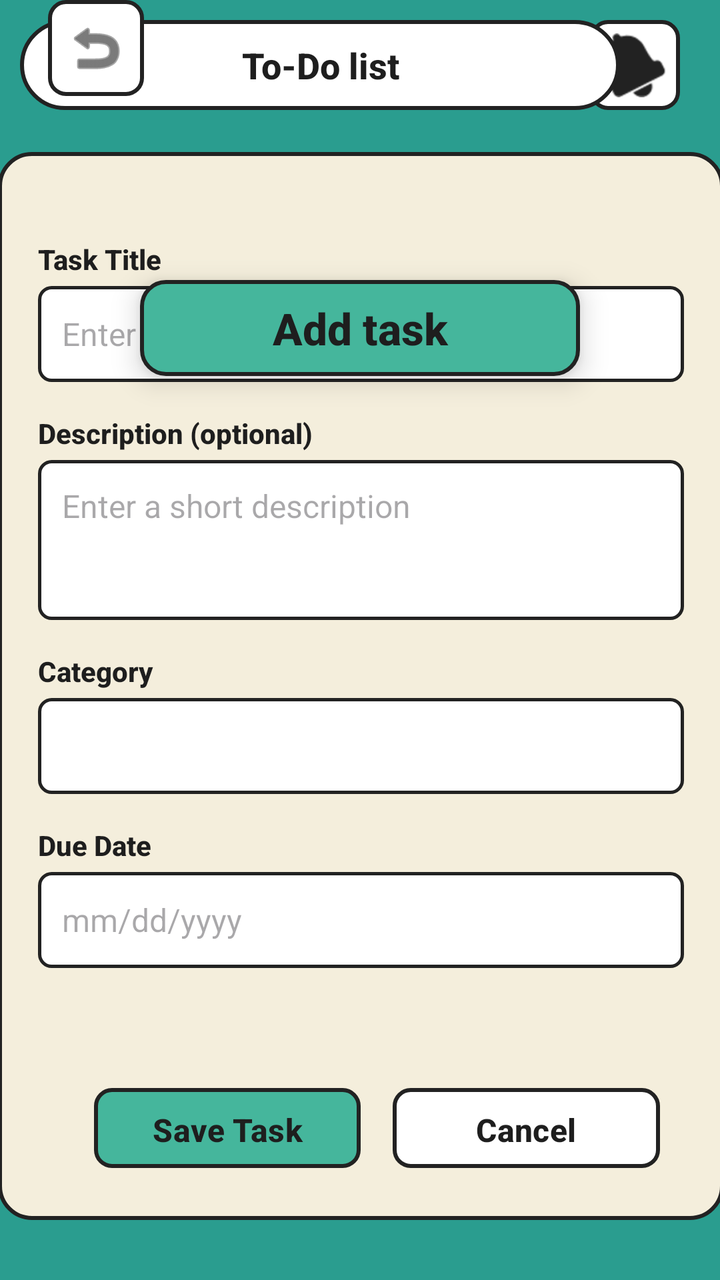
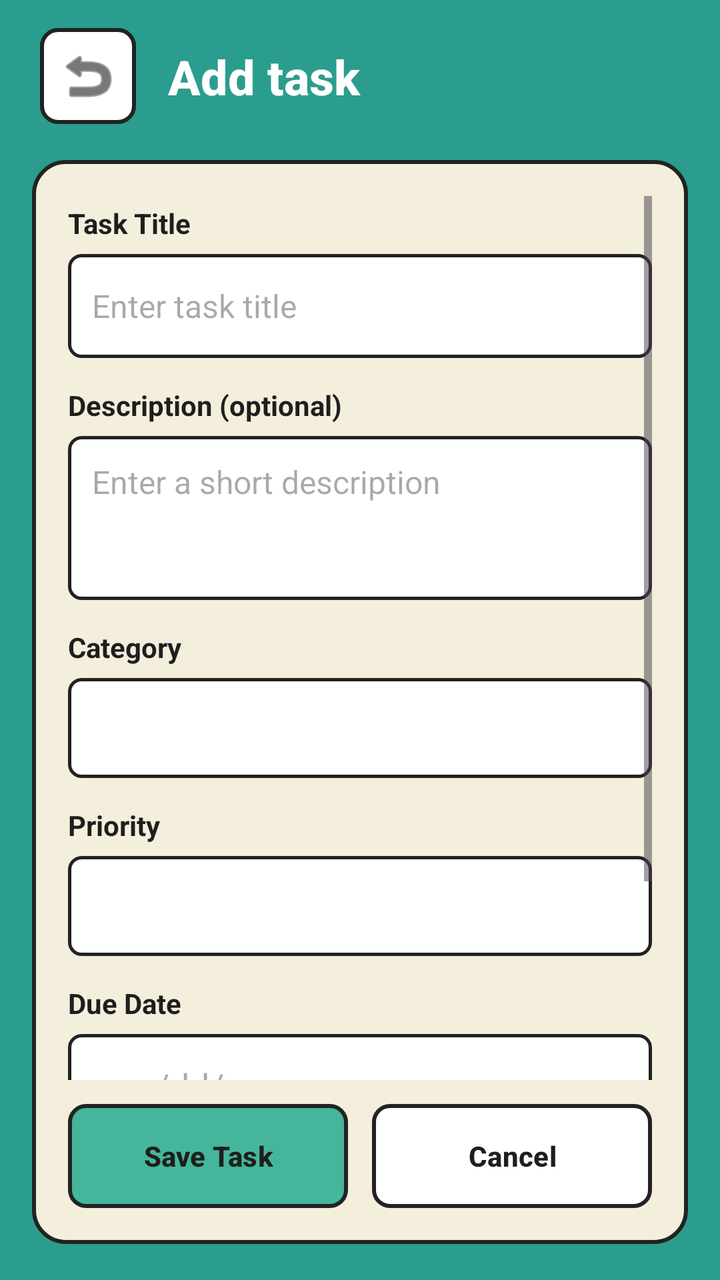

Screens rendered from an Android XML layout before and after an edit, with the pre-edit source and the edit as a unified diff.
<!-- AndroidManifest.xml: application theme Theme.ApplicationProject -->
<!-- res/layout/activity_add_task.xml -->
<?xml version="1.0" encoding="utf-8"?>
<androidx.constraintlayout.widget.ConstraintLayout xmlns:android="http://schemas.android.com/apk/res/android"
    xmlns:app="http://schemas.android.com/apk/res-auto"
    xmlns:tools="http://schemas.android.com/tools"
    android:id="@+id/main"
    android:layout_width="match_parent"
    android:layout_height="match_parent"
    android:background="@color/app_teal"
    tools:context=".AddTaskActivity">

    

    

    

    
    <ImageButton
        android:id="@+id/btnNotification"
        android:layout_width="45dp"
        android:layout_height="45dp"
        android:layout_marginTop="10dp"
        android:layout_marginEnd="20dp"
        android:background="@drawable/bg_button_white"
        android:contentDescription="@string/notifications1"
        android:src="@android:drawable/ic_popup_reminder"
        app:layout_constraintEnd_toEndOf="parent"
        app:layout_constraintTop_toTopOf="parent"
        app:tint="@color/border_dark"
        tools:ignore="TouchTargetSizeCheck" />

    <TextView
        android:layout_width="300dp"
        android:layout_height="45dp"
        android:layout_marginStart="10dp"
        android:layout_marginTop="10dp"
        android:layout_weight="1"
        android:background="@drawable/bg_pill_white"
        android:fontFamily="sans-serif-medium"
        android:gravity="center"
        android:text="@string/to_do_list1"
        android:textColor="@color/text_dark"
        android:textSize="18sp"
        android:textStyle="bold"
        app:layout_constraintStart_toStartOf="parent"
        app:layout_constraintTop_toTopOf="parent" />

    <ImageButton
        android:id="@+id/btnBack"
        android:layout_width="48dp"
        android:layout_height="48dp"
        android:layout_marginStart="24dp"
        android:background="@drawable/bg_button_white"
        android:contentDescription="@string/back"
        android:src="@android:drawable/ic_menu_revert"
        app:layout_constraintStart_toStartOf="parent"
        app:tint="@color/border_dark"
        tools:layout_editor_absoluteY="80dp"
        tools:ignore="MissingConstraints" />

    <TextView
        android:id="@+id/tvCategoryHeader"
        android:layout_width="220dp"
        android:layout_height="48dp"
        android:layout_marginTop="140dp"
        android:background="@drawable/bg_header_teal"
        android:elevation="4dp"
        android:fontFamily="sans-serif-medium"
        android:gravity="center"
        android:text="@string/add_task1"
        android:textColor="@color/text_dark"
        android:textSize="22sp"
        android:textStyle="bold"
        android:translationZ="4dp"
        app:layout_constraintEnd_toEndOf="parent"
        app:layout_constraintStart_toStartOf="parent"
        app:layout_constraintTop_toTopOf="parent" />

    <androidx.constraintlayout.widget.ConstraintLayout
        android:id="@+id/mainCard"
        android:layout_width="363dp"
        android:layout_height="534dp"
        android:layout_marginBottom="30dp"
        android:background="@drawable/bg_card_cream"
        android:paddingHorizontal="20dp"
        android:paddingTop="36dp"
        android:paddingBottom="20dp"
        app:layout_constraintBottom_toBottomOf="parent"
        app:layout_constraintEnd_toEndOf="parent"
        app:layout_constraintStart_toStartOf="parent">

        <ScrollView
            android:layout_width="0dp"
            android:layout_height="0dp"
            android:layout_marginBottom="12dp"
            android:fillViewport="true"
            app:layout_constraintBottom_toTopOf="@id/layoutButtons"
            app:layout_constraintEnd_toEndOf="parent"
            app:layout_constraintStart_toStartOf="parent"
            app:layout_constraintTop_toTopOf="parent">

            <LinearLayout
                style="?android:attr/buttonBarStyle"
                android:layout_width="match_parent"
                android:layout_height="wrap_content"
                android:orientation="vertical"
                android:paddingTop="8dp"
                android:paddingBottom="8dp">

                
                <TextView
                    android:layout_width="wrap_content"
                    android:layout_height="wrap_content"
                    android:fontFamily="sans-serif-medium"
                    android:text="@string/task_title"
                    android:textColor="@color/text_dark"
                    android:textSize="14sp"
                    android:textStyle="bold" />

                <EditText
                    android:id="@+id/etTaskTitle"
                    android:layout_width="match_parent"
                    android:layout_height="48dp"
                    android:layout_marginTop="4dp"
                    android:layout_marginBottom="16dp"
                    android:autofillHints="name"
                    android:background="@drawable/bg_edit_text"
                    android:fontFamily="sans-serif"
                    android:hint="@string/enter_task_title"
                    android:inputType="text"
                    android:paddingHorizontal="12dp"
                    android:textColor="@color/text_dark"
                    android:textSize="16sp"
                    tools:ignore="VisualLintTextFieldSize" />

                
                <TextView
                    android:layout_width="wrap_content"
                    android:layout_height="wrap_content"
                    android:fontFamily="sans-serif-medium"
                    android:text="@string/description_optional"
                    android:textColor="@color/text_dark"
                    android:textSize="14sp"
                    android:textStyle="bold" />

                <EditText
                    android:id="@+id/etDescription"
                    android:layout_width="match_parent"
                    android:layout_height="80dp"
                    android:layout_marginTop="4dp"
                    android:layout_marginBottom="16dp"
                    android:autofillHints="name"
                    android:background="@drawable/bg_edit_text"
                    android:fontFamily="sans-serif"
                    android:gravity="top|start"
                    android:hint="@string/enter_a_short_description"
                    android:inputType="textMultiLine"
                    android:padding="12dp"
                    android:textColor="@color/text_dark"
                    android:textSize="16sp"
                    tools:ignore="VisualLintTextFieldSize" />

                
                <TextView
                    android:layout_width="wrap_content"
                    android:layout_height="wrap_content"
                    android:fontFamily="sans-serif-medium"
                    android:text="@string/category"
                    android:textColor="@color/text_dark"
                    android:textSize="14sp"
                    android:textStyle="bold" />

                <Spinner
                    android:id="@+id/spinnerCategory"
                    android:layout_width="match_parent"
                    android:layout_height="48dp"
                    android:layout_marginTop="4dp"
                    android:layout_marginBottom="16dp"
                    android:background="@drawable/bg_edit_text" />

                
                <TextView
                    android:layout_width="wrap_content"
                    android:layout_height="wrap_content"
                    android:fontFamily="sans-serif-medium"
                    android:text="@string/due_date1"
                    android:textColor="@color/text_dark"
                    android:textSize="14sp"
                    android:textStyle="bold" />

                <EditText
                    android:id="@+id/etDueDate"
                    android:layout_width="match_parent"
                    android:layout_height="48dp"
                    android:layout_marginTop="4dp"
                    android:autofillHints="date"
                    android:background="@drawable/bg_edit_text"
                    android:fontFamily="sans-serif"
                    android:hint="@string/mm_dd_yyyy"
                    android:inputType="date"
                    android:paddingHorizontal="12dp"
                    android:textColor="@color/text_dark"
                    android:textSize="16sp"
                    tools:ignore="VisualLintTextFieldSize" />

            </LinearLayout>
        </ScrollView>

        
        <LinearLayout
            android:id="@+id/layoutButtons"
            style="?android:attr/buttonBarButtonStyle"
            android:layout_width="0dp"
            android:layout_height="52dp"
            android:orientation="horizontal"
            app:layout_constraintBottom_toBottomOf="parent"
            app:layout_constraintEnd_toEndOf="parent"
            app:layout_constraintStart_toStartOf="parent">

            <Button
                android:id="@+id/btnSaveTask"
                style="?android:attr/buttonBarButtonStyle"
                android:layout_width="0dp"
                android:layout_height="match_parent"
                android:layout_marginEnd="8dp"
                android:layout_weight="1"
                android:background="@drawable/bg_button_teal"
                android:fontFamily="sans-serif-medium"
                android:text="@string/save_task"
                android:textColor="@color/text_dark"
                android:textSize="16sp"
                android:textStyle="bold"
                app:backgroundTint="@null"
                tools:ignore="TouchTargetSizeCheck,VisualLintButtonSize" />

            <Button
                android:id="@+id/btnCancel"
                style="?android:attr/buttonBarButtonStyle"
                android:layout_width="0dp"
                android:layout_height="match_parent"
                android:layout_marginStart="8dp"
                android:layout_weight="1"
                android:background="@drawable/bg_button_white"
                android:fontFamily="sans-serif-medium"
                android:text="@string/cancel"
                android:textColor="@color/text_dark"
                android:textSize="16sp"
                android:textStyle="bold"
                app:backgroundTint="@null"
                tools:ignore="TouchTargetSizeCheck,VisualLintButtonSize" />

        </LinearLayout>

    </androidx.constraintlayout.widget.ConstraintLayout>

</androidx.constraintlayout.widget.ConstraintLayout>
<!-- resources referenced by this layout -->
<resources>
  <color name="app_teal">#2A9D8F</color>
  <color name="border_dark">#222222</color>
  <color name="text_dark">#1E1E1E</color>
  <!-- drawable bg_button_teal (drawable) -->
  <?xml version="1.0" encoding="utf-8"?>
  <shape xmlns:android="http://schemas.android.com/apk/res/android"
      android:shape="rectangle">
      <solid android:color="@color/header_teal" />
      <stroke android:width="2dp" android:color="@color/border_dark" />
      <corners android:radius="8dp" />
  </shape>
  <!-- drawable bg_button_white (drawable) -->
  <?xml version="1.0" encoding="utf-8"?>
  <shape xmlns:android="http://schemas.android.com/apk/res/android"
      android:shape="rectangle">
      <solid android:color="@color/white" />
      <stroke android:width="2dp" android:color="@color/border_dark" />
      <corners android:radius="8dp" />
  </shape>
  <!-- drawable bg_card_cream (drawable) -->
  <?xml version="1.0" encoding="utf-8"?>
  <shape xmlns:android="http://schemas.android.com/apk/res/android"
      android:shape="rectangle">
      <solid android:color="@color/card_cream" />
      <stroke android:width="2dp" android:color="@color/border_dark" />
      <corners android:radius="16dp" />
  </shape>
  <!-- drawable bg_edit_text (drawable) -->
  <?xml version="1.0" encoding="utf-8"?>
  <shape xmlns:android="http://schemas.android.com/apk/res/android"
      android:shape="rectangle">
      <solid android:color="@color/white" />
      <stroke android:width="1.5dp" android:color="@color/border_dark" />
      <corners android:radius="6dp" />
  </shape>
  <!-- drawable bg_header_teal (drawable) -->
  <?xml version="1.0" encoding="utf-8"?>
  <shape xmlns:android="http://schemas.android.com/apk/res/android"
      android:shape="rectangle">
      <solid android:color="@color/header_teal" />
      <stroke android:width="2dp" android:color="@color/border_dark" />
      <corners android:radius="12dp" />
  </shape>
  <!-- drawable bg_pill_white (drawable) -->
  <?xml version="1.0" encoding="utf-8"?>
  <shape xmlns:android="http://schemas.android.com/apk/res/android"
      android:shape="rectangle">
      <solid android:color="@color/white" />
      <stroke android:width="2dp" android:color="@color/border_dark" />
      <corners android:radius="30dp" />
  </shape>
  <string name="add_task1">Add task</string>
  <string name="back">Back</string>
  <string name="cancel">Cancel</string>
  <string name="category">Category</string>
  <string name="description_optional">Description (optional)</string>
  <string name="due_date1">Due Date</string>
  <string name="enter_a_short_description">Enter a short description</string>
  <string name="enter_task_title">Enter task title</string>
  <string name="mm_dd_yyyy">mm/dd/yyyy</string>
  <string name="notifications1">Notifications</string>
  <string name="save_task">Save Task</string>
  <string name="task_title">Task Title</string>
  <string name="to_do_list1">To-Do list</string>
  <style name="Theme.ApplicationProject" parent="Base.Theme.ApplicationProject" />
  <color name="header_teal">#45B69C</color>
  <color name="white">#FFFFFFFF</color>
  <color name="card_cream">#F4EEDC</color>
  <style name="Base.Theme.ApplicationProject" parent="Theme.Material3.DayNight.NoActionBar">
          
          
      </style>
</resources>

<!-- the commit's change to res/layout/activity_add_task.xml (unified diff, before → after) -->
@@ -8,86 +8,49 @@
     android:background="@color/app_teal"
     tools:context=".AddTaskActivity">
 
-    
-
-    
-
-    
-
-    
-    <ImageButton
-        android:id="@+id/btnNotification"
-        android:layout_width="45dp"
-        android:layout_height="45dp"
-        android:layout_marginTop="10dp"
-        android:layout_marginEnd="20dp"
-        android:background="@drawable/bg_button_white"
-        android:contentDescription="@string/notifications1"
-        android:src="@android:drawable/ic_popup_reminder"
-        app:layout_constraintEnd_toEndOf="parent"
-        app:layout_constraintTop_toTopOf="parent"
-        app:tint="@color/border_dark"
-        tools:ignore="TouchTargetSizeCheck" />
-
-    <TextView
-        android:layout_width="300dp"
-        android:layout_height="45dp"
-        android:layout_marginStart="10dp"
-        android:layout_marginTop="10dp"
-        android:layout_weight="1"
-        android:background="@drawable/bg_pill_white"
-        android:fontFamily="sans-serif-medium"
-        android:gravity="center"
-        android:text="@string/to_do_list1"
-        android:textColor="@color/text_dark"
-        android:textSize="18sp"
-        android:textStyle="bold"
-        app:layout_constraintStart_toStartOf="parent"
-        app:layout_constraintTop_toTopOf="parent" />
-
     <ImageButton
         android:id="@+id/btnBack"
         android:layout_width="48dp"
         android:layout_height="48dp"
-        android:layout_marginStart="24dp"
+        android:layout_marginStart="20dp"
+        android:layout_marginTop="14dp"
         android:background="@drawable/bg_button_white"
         android:contentDescription="@string/back"
         android:src="@android:drawable/ic_menu_revert"
         app:layout_constraintStart_toStartOf="parent"
-        app:tint="@color/border_dark"
-        tools:layout_editor_absoluteY="80dp"
-        tools:ignore="MissingConstraints" />
+        app:layout_constraintTop_toTopOf="parent"
+        app:tint="@color/text_dark" />
 
     <TextView
-        android:id="@+id/tvCategoryHeader"
-        android:layout_width="220dp"
-        android:layout_height="48dp"
-        android:layout_marginTop="140dp"
-        android:background="@drawable/bg_header_teal"
-        android:elevation="4dp"
+        android:id="@+id/tvAddTaskTitle"
+        android:layout_width="0dp"
+        android:layout_height="wrap_content"
+        android:layout_marginStart="16dp"
+        android:layout_marginEnd="20dp"
         android:fontFamily="sans-serif-medium"
-        android:gravity="center"
         android:text="@string/add_task1"
-        android:textColor="@color/text_dark"
-        android:textSize="22sp"
+        android:textColor="@color/white"
+        android:textSize="24sp"
         android:textStyle="bold"
-        android:translationZ="4dp"
+        app:layout_constraintBottom_toBottomOf="@id/btnBack"
+        app:layout_constraintEnd_toEndOf="parent"
+        app:layout_constraintStart_toEndOf="@id/btnBack"
+        app:layout_constraintTop_toTopOf="@id/btnBack" />
+
+    <androidx.constraintlayout.widget.ConstraintLayout
+        android:id="@+id/mainCard"
+        android:layout_width="0dp"
+        android:layout_height="0dp"
+        android:layout_marginStart="16dp"
+        android:layout_marginTop="18dp"
+        android:layout_marginEnd="16dp"
+        android:layout_marginBottom="18dp"
+        android:background="@drawable/bg_card_cream"
+        android:padding="18dp"
+        app:layout_constraintBottom_toBottomOf="parent"
         app:layout_constraintEnd_toEndOf="parent"
         app:layout_constraintStart_toStartOf="parent"
-        app:layout_constraintTop_toTopOf="parent" />
-
-    <androidx.constraintlayout.widget.ConstraintLayout
-        android:id="@+id/mainCard"
-        android:layout_width="363dp"
-        android:layout_height="534dp"
-        android:layout_marginBottom="30dp"
-        android:background="@drawable/bg_card_cream"
-        android:paddingHorizontal="20dp"
-        android:paddingTop="36dp"
-        android:paddingBottom="20dp"
-        app:layout_constraintBottom_toBottomOf="parent"
-        app:layout_constraintEnd_toEndOf="parent"
-        app:layout_constraintStart_toStartOf="parent">
+        app:layout_constraintTop_toBottomOf="@id/btnBack">
 
         <ScrollView
             android:layout_width="0dp"
@@ -100,116 +63,130 @@
             app:layout_constraintTop_toTopOf="parent">
 
             <LinearLayout
-                style="?android:attr/buttonBarStyle"
                 android:layout_width="match_parent"
                 android:layout_height="wrap_content"
                 android:orientation="vertical"
-                android:paddingTop="8dp"
+                android:paddingTop="4dp"
                 android:paddingBottom="8dp">
 
-                
-                <TextView
-                    android:layout_width="wrap_content"
-                    android:layout_height="wrap_content"
-                    android:fontFamily="sans-serif-medium"
+                <TextView
+                    android:layout_width="wrap_content"
+                    android:layout_height="wrap_content"
                     android:text="@string/task_title"
                     android:textColor="@color/text_dark"
-                    android:textSize="14sp"
                     android:textStyle="bold" />
 
                 <EditText
                     android:id="@+id/etTaskTitle"
                     android:layout_width="match_parent"
-                    android:layout_height="48dp"
-                    android:layout_marginTop="4dp"
-                    android:layout_marginBottom="16dp"
-                    android:autofillHints="name"
-                    android:background="@drawable/bg_edit_text"
-                    android:fontFamily="sans-serif"
+                    android:layout_height="52dp"
+                    android:layout_marginTop="6dp"
+                    android:layout_marginBottom="14dp"
+                    android:background="@drawable/bg_edit_text"
                     android:hint="@string/enter_task_title"
-                    android:inputType="text"
+                    android:inputType="textCapSentences"
                     android:paddingHorizontal="12dp"
                     android:textColor="@color/text_dark"
                     android:textSize="16sp"
-                    tools:ignore="VisualLintTextFieldSize" />
-
-                
-                <TextView
-                    android:layout_width="wrap_content"
-                    android:layout_height="wrap_content"
-                    android:fontFamily="sans-serif-medium"
+                    tools:ignore="Autofill,VisualLintTextFieldSize" />
+
+                <TextView
+                    android:layout_width="wrap_content"
+                    android:layout_height="wrap_content"
                     android:text="@string/description_optional"
                     android:textColor="@color/text_dark"
-                    android:textSize="14sp"
                     android:textStyle="bold" />
 
                 <EditText
                     android:id="@+id/etDescription"
                     android:layout_width="match_parent"
-                    android:layout_height="80dp"
-                    android:layout_marginTop="4dp"
-                    android:layout_marginBottom="16dp"
-                    android:autofillHints="name"
-                    android:background="@drawable/bg_edit_text"
-                    android:fontFamily="sans-serif"
+                    android:layout_height="82dp"
+                    android:layout_marginTop="6dp"
+                    android:layout_marginBottom="14dp"
+                    android:background="@drawable/bg_edit_text"
                     android:gravity="top|start"
                     android:hint="@string/enter_a_short_description"
-                    android:inputType="textMultiLine"
+                    android:inputType="textCapSentences|textMultiLine"
                     android:padding="12dp"
                     android:textColor="@color/text_dark"
                     android:textSize="16sp"
-                    tools:ignore="VisualLintTextFieldSize" />
-
-                
-                <TextView
-                    android:layout_width="wrap_content"
-                    android:layout_height="wrap_content"
-                    android:fontFamily="sans-serif-medium"
+                    tools:ignore="Autofill,VisualLintTextFieldSize" />
+
+                <TextView
+                    android:layout_width="wrap_content"
+                    android:layout_height="wrap_content"
                     android:text="@string/category"
                     android:textColor="@color/text_dark"
-                    android:textSize="14sp"
                     android:textStyle="bold" />
 
                 <Spinner
                     android:id="@+id/spinnerCategory"
                     android:layout_width="match_parent"
-                    android:layout_height="48dp"
-                    android:layout_marginTop="4dp"
-                    android:layout_marginBottom="16dp"
-                    android:background="@drawable/bg_edit_text" />
-
-                
-                <TextView
-                    android:layout_width="wrap_content"
-                    android:layout_height="wrap_content"
-                    android:fontFamily="sans-serif-medium"
+                    android:layout_height="50dp"
+                    android:layout_marginTop="6dp"
+                    android:layout_marginBottom="14dp"
+                    android:background="@drawable/bg_edit_text"
+                    android:paddingHorizontal="8dp" />
+
+                <TextView
+                    android:layout_width="wrap_content"
+                    android:layout_height="wrap_content"
+                    android:text="@string/priority_label"
+                    android:textColor="@color/text_dark"
+                    android:textStyle="bold" />
+
+                <Spinner
+                    android:id="@+id/spinnerPriority"
+                    android:layout_width="match_parent"
+                    android:layout_height="50dp"
+                    android:layout_marginTop="6dp"
+                    android:layout_marginBottom="14dp"
+                    android:background="@drawable/bg_edit_text"
+                    android:paddingHorizontal="8dp" />
+
+                <TextView
+                    android:layout_width="wrap_content"
+                    android:layout_height="wrap_content"
                     android:text="@string/due_date1"
                     android:textColor="@color/text_dark"
-                    android:textSize="14sp"
                     android:textStyle="bold" />
 
                 <EditText
                     android:id="@+id/etDueDate"
                     android:layout_width="match_parent"
-                    android:layout_height="48dp"
-                    android:layout_marginTop="4dp"
-                    android:autofillHints="date"
-                    android:background="@drawable/bg_edit_text"
-                    android:fontFamily="sans-serif"
+                    android:layout_height="52dp"
+                    android:layout_marginTop="6dp"
+                    android:layout_marginBottom="14dp"
+                    android:background="@drawable/bg_edit_text"
                     android:hint="@string/mm_dd_yyyy"
                     android:inputType="date"
                     android:paddingHorizontal="12dp"
                     android:textColor="@color/text_dark"
-                    android:textSize="16sp"
-                    tools:ignore="VisualLintTextFieldSize" />
-
+                    tools:ignore="Autofill,VisualLintTextFieldSize" />
+
+                <TextView
+                    android:layout_width="wrap_content"
+                    android:layout_height="wrap_content"
+                    android:text="@string/due_time_label"
+                    android:textColor="@color/text_dark"
+                    android:textStyle="bold" />
+
+                <EditText
+                    android:id="@+id/etDueTime"
+                    android:layout_width="match_parent"
+                    android:layout_height="52dp"
+                    android:layout_marginTop="6dp"
+                    android:background="@drawable/bg_edit_text"
+                    android:hint="@string/due_time_hint"
+                    android:inputType="time"
+                    android:paddingHorizontal="12dp"
+                    android:textColor="@color/text_dark"
+                    tools:ignore="Autofill,VisualLintTextFieldSize" />
             </LinearLayout>
         </ScrollView>
 
-        
         <LinearLayout
             android:id="@+id/layoutButtons"
-            style="?android:attr/buttonBarButtonStyle"
             android:layout_width="0dp"
             android:layout_height="52dp"
             android:orientation="horizontal"
@@ -219,38 +196,27 @@
 
             <Button
                 android:id="@+id/btnSaveTask"
-                style="?android:attr/buttonBarButtonStyle"
                 android:layout_width="0dp"
                 android:layout_height="match_parent"
-                android:layout_marginEnd="8dp"
+                android:layout_marginEnd="6dp"
                 android:layout_weight="1"
                 android:background="@drawable/bg_button_teal"
-                android:fontFamily="sans-serif-medium"
                 android:text="@string/save_task"
                 android:textColor="@color/text_dark"
-                android:textSize="16sp"
                 android:textStyle="bold"
-                app:backgroundTint="@null"
-                tools:ignore="TouchTargetSizeCheck,VisualLintButtonSize" />
+                app:backgroundTint="@null" />
 
             <Button
                 android:id="@+id/btnCancel"
-                style="?android:attr/buttonBarButtonStyle"
                 android:layout_width="0dp"
                 android:layout_height="match_parent"
-                android:layout_marginStart="8dp"
+                android:layout_marginStart="6dp"
                 android:layout_weight="1"
                 android:background="@drawable/bg_button_white"
-                android:fontFamily="sans-serif-medium"
                 android:text="@string/cancel"
                 android:textColor="@color/text_dark"
-                android:textSize="16sp"
                 android:textStyle="bold"
-                app:backgroundTint="@null"
-                tools:ignore="TouchTargetSizeCheck,VisualLintButtonSize" />
-
+                app:backgroundTint="@null" />
         </LinearLayout>
-
     </androidx.constraintlayout.widget.ConstraintLayout>
-
 </androidx.constraintlayout.widget.ConstraintLayout>
<!-- resource entries referenced after the edit -->
@@ -35,35 +35,20 @@
       <stroke android:width="1.5dp" android:color="@color/border_dark" />
       <corners android:radius="6dp" />
   </shape>
-  <!-- drawable bg_header_teal (drawable) -->
-  <?xml version="1.0" encoding="utf-8"?>
-  <shape xmlns:android="http://schemas.android.com/apk/res/android"
-      android:shape="rectangle">
-      <solid android:color="@color/header_teal" />
-      <stroke android:width="2dp" android:color="@color/border_dark" />
-      <corners android:radius="12dp" />
-  </shape>
-  <!-- drawable bg_pill_white (drawable) -->
-  <?xml version="1.0" encoding="utf-8"?>
-  <shape xmlns:android="http://schemas.android.com/apk/res/android"
-      android:shape="rectangle">
-      <solid android:color="@color/white" />
-      <stroke android:width="2dp" android:color="@color/border_dark" />
-      <corners android:radius="30dp" />
-  </shape>
   <string name="add_task1">Add task</string>
   <string name="back">Back</string>
   <string name="cancel">Cancel</string>
   <string name="category">Category</string>
   <string name="description_optional">Description (optional)</string>
   <string name="due_date1">Due Date</string>
+  <string name="due_time_hint">HH:MM</string>
+  <string name="due_time_label">Due time (optional)</string>
   <string name="enter_a_short_description">Enter a short description</string>
   <string name="enter_task_title">Enter task title</string>
   <string name="mm_dd_yyyy">mm/dd/yyyy</string>
-  <string name="notifications1">Notifications</string>
+  <string name="priority_label">Priority</string>
   <string name="save_task">Save Task</string>
   <string name="task_title">Task Title</string>
-  <string name="to_do_list1">To-Do list</string>
   <style name="Theme.ApplicationProject" parent="Base.Theme.ApplicationProject" />
   <color name="header_teal">#45B69C</color>
   <color name="white">#FFFFFFFF</color>
